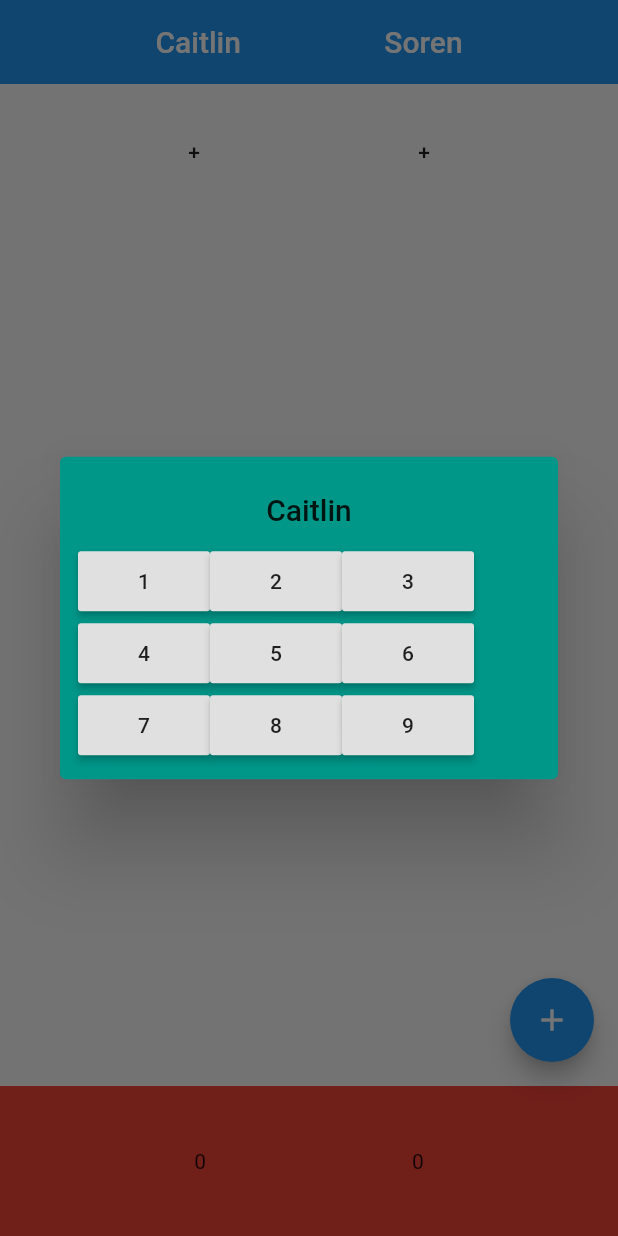
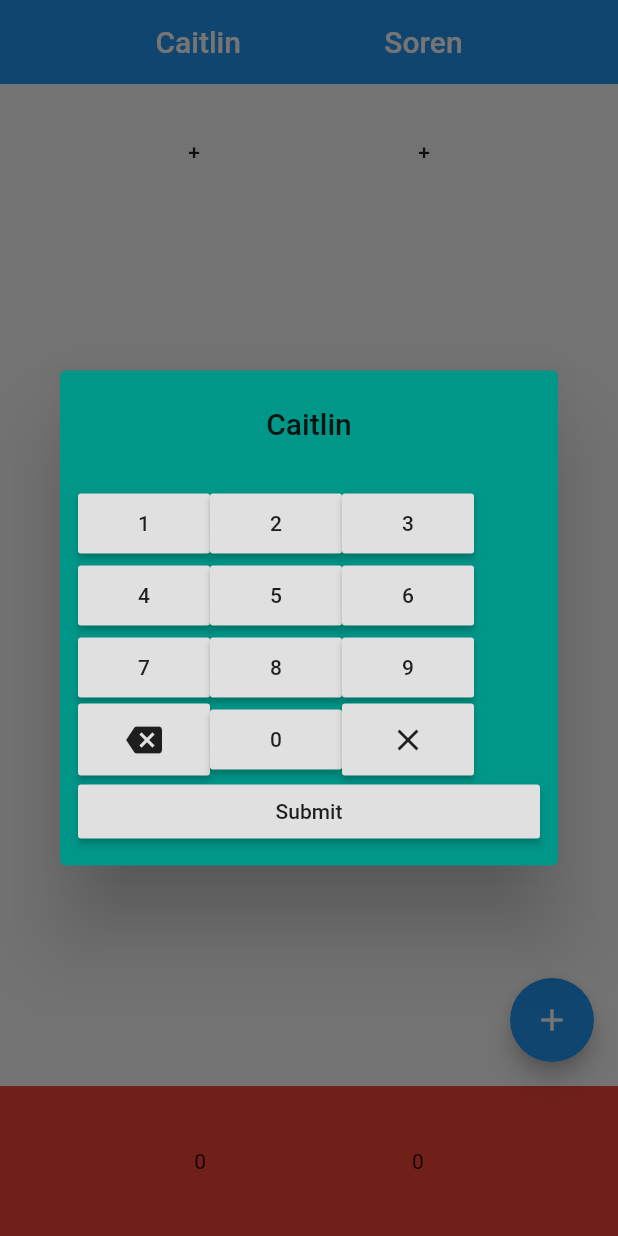
Before and after one commit to sorebear/gamescore, a Flutter app: the screen it shows after launch, after a tap on an icon or button, on a phone screen of 412 x 824 dp. Run offline on Flutter 3.47's test engine with Material 2 defaults, Android fonts, the phone set to English and light mode, and no system bars.

Commit message:
Added ability to add a new score entry

```diff
--- a/lib/src/models/player.dart
+++ b/lib/src/models/player.dart
@@ -1,10 +1,12 @@
 class Player {
+  final int _index;
   final String _name;
   List<int> _score = [];
 
-  Player(this._name);
+  Player(this._name, this._index);
 
   // Getters
+  int get index => _index;
   String get name => _name;
   List<int> get score => _score;
   int get numOfTallys => _score.length;
--- a/lib/src/scoped_models/players_model.dart
+++ b/lib/src/scoped_models/players_model.dart
@@ -3,13 +3,17 @@ import '../models/player.dart';
 
 class PlayersModel extends Model {
   List<Player> _players = [
-    Player('Caitlin'),
-    Player('Soren'),
+    Player('Caitlin', 0),
+    Player('Soren', 1),
   ];
 
   List<Player> get players => _players;
   int get longestListLength => _longestListLengh();
 
+  void add(int playerIndex, int number) {
+    _players[playerIndex].add = number;
+    notifyListeners();
+  }
 
   int _longestListLengh() {
     int _longestList = 0;
--- a/lib/src/screens/home.dart
+++ b/lib/src/screens/home.dart
@@ -14,7 +14,7 @@ class HomeScreen extends StatelessWidget {
         onPressed: () {
           showDialog(
             context: context,
-            builder: (BuildContext context) => AddDialog(player.name),
+            builder: (BuildContext context) => AddDialog(player),
           );
         },
         child: index < model.longestListLength
--- a/lib/src/widgets/add_dialog.dart
+++ b/lib/src/widgets/add_dialog.dart
@@ -1,40 +1,75 @@
 import 'package:flutter/material.dart';
+import 'package:scoped_model/scoped_model.dart';
 
-class AddDialog extends StatelessWidget {
-  final String activePlayer;
+import '../scoped_models/players_model.dart';
+import '../models/player.dart';
+
+class AddDialog extends StatefulWidget {
+  final Player activePlayer;
 
   AddDialog(this.activePlayer);
 
-  Row _renderRow(List<dynamic> buttons) {
+  @override
+  _AddDialogState createState() => _AddDialogState();
+}
+
+class _AddDialogState extends State<AddDialog> {
+  String _activeNumber = '';
+
+  Function _buttonAction(dynamic button, PlayersModel model) {
+    if (button is int) {
+      return () => setState(() => _activeNumber += button.toString());
+    } else if (button == Icon(Icons.clear)) {
+      return () => setState(() => _activeNumber = '');
+    } else {
+      return () {};
+    }
+  }
+
+  Row _renderRow(List<dynamic> buttons, PlayersModel model) {
     return Row(
       children: buttons.map((button) {
-        if (button is int) {
         return RaisedButton(
           padding: EdgeInsets.all(12),
-            onPressed: () {},
-            child: Text(button.toString()),
+          onPressed: _buttonAction(button, model),
+          child: (button is int) ? Text(button.toString()) : button,
         );
-        }
-
-        else return Spacer();
       }).toList(),
     );
   }
 
   @override
   Widget build(BuildContext context) {
+    return ScopedModelDescendant<PlayersModel>(
+      builder: (BuildContext context, child, PlayersModel model) {
       return SimpleDialog(
         contentPadding: EdgeInsets.all(12),
         backgroundColor: Colors.teal,
         title: Text(
-        this.activePlayer,
+          this.widget.activePlayer.name,
           textAlign: TextAlign.center,
         ),
         children: <Widget>[
-        _renderRow([1, 2, 3]),
-        _renderRow([4, 5, 6]),
-        _renderRow([7, 8, 9]),
+          Text(
+            _activeNumber,
+            textAlign: TextAlign.center,
+            style: TextStyle(
+              color: Colors.white,
+              fontSize: 16.0,
+            ),
+          ),
+          _renderRow([1, 2, 3], model),
+          _renderRow([4, 5, 6], model),
+          _renderRow([7, 8, 9], model),
+          _renderRow([Icon(Icons.backspace), 0, Icon(Icons.clear)], model),
+          RaisedButton(
+            child: Text('Submit'),
+            onPressed: () {
+              model.add(this.widget.activePlayer.index, int.parse(_activeNumber));
+            }
+          )
         ],
       );
+    });
   }
 }
```
Lines whose indentation alone changed are shown as unchanged.
